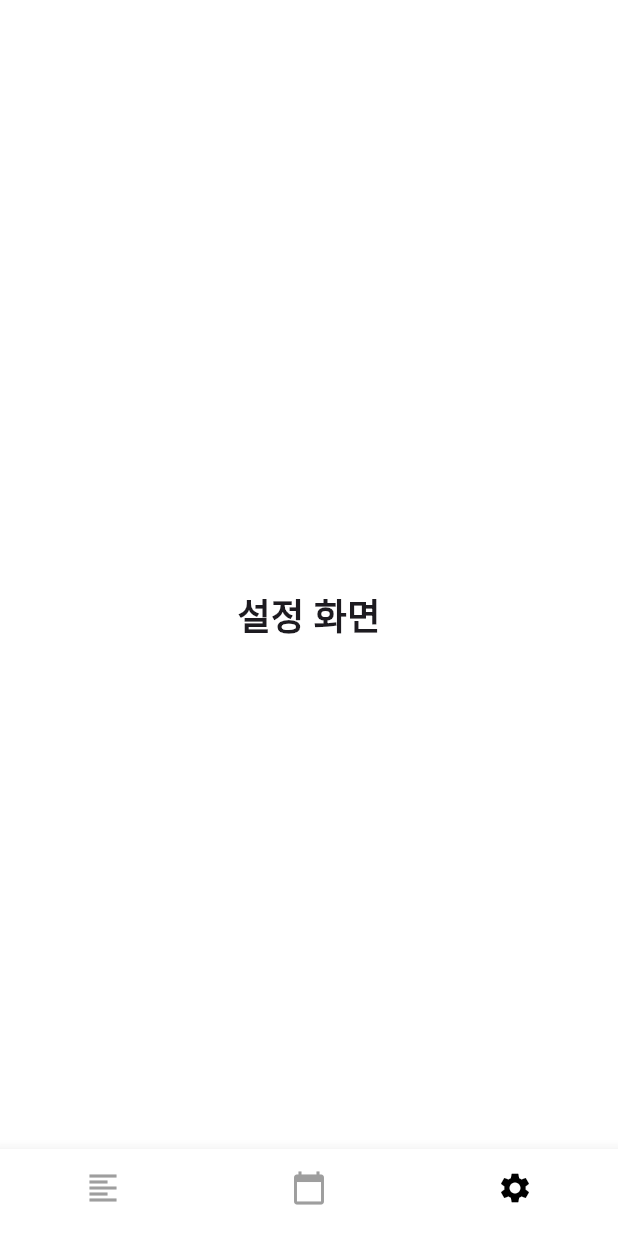
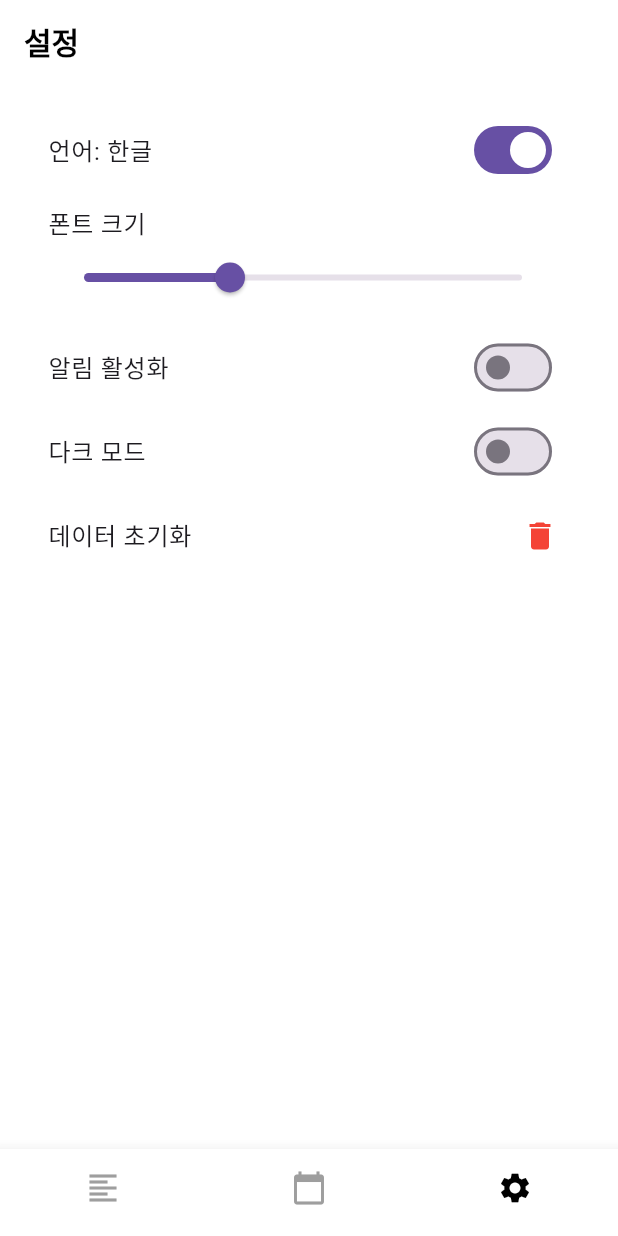
Before and after one commit to rravely/ptm, a Flutter app: the screen it shows after launch, item 3 of the bottom bar chosen, on a phone screen of 412 x 824 dp. Run offline on Flutter 3.47's test engine with Material 3 defaults, Android fonts, the light colour scheme and no system bars; our stand-ins replace shared_preferences.

Commit message:
Settings for Mac

```diff
--- a/lib/main.dart
+++ b/lib/main.dart
@@ -35,7 +35,7 @@
   final List<Widget> _screens = [
     const HomeScreen(),
     const CalendarScreen(),
-    const SettingsScreen(),
+    SettingsScreen(),
   ];
 
   void _onItemTapped(int index) {
--- a/lib/screens/settings/settings_screen.dart
+++ b/lib/screens/settings/settings_screen.dart
@@ -1,19 +1,166 @@
 import 'package:flutter/material.dart';
+import 'package:intl/intl.dart';
+import 'package:shared_preferences/shared_preferences.dart';
 
-class SettingsScreen extends StatelessWidget {
-  const SettingsScreen({super.key});
+class SettingsScreen extends StatefulWidget {
+  @override
+  _SettingsScreenState createState() => _SettingsScreenState();
+}
+
+class _SettingsScreenState extends State<SettingsScreen> {
+  bool isKorean = true;
+  bool isDarkMode = false;
+  bool isNotificationEnabled = false;
+  double fontSize = 16.0;
+  TimeOfDay? notificationTime;
+
+  @override
+  void initState() {
+    super.initState();
+    _loadSettings();
+  }
+
+  Future<void> _loadSettings() async {
+    SharedPreferences prefs = await SharedPreferences.getInstance();
+    setState(() {
+      isKorean = prefs.getBool('isKorean') ?? true;
+      isDarkMode = prefs.getBool('isDarkMode') ?? false;
+      isNotificationEnabled = prefs.getBool('isNotificationEnabled') ?? false;
+      fontSize = prefs.getDouble('fontSize') ?? 16.0;
+      int? hour = prefs.getInt('notificationHour');
+      int? minute = prefs.getInt('notificationMinute');
+      if (hour != null && minute != null) {
+        notificationTime = TimeOfDay(hour: hour, minute: minute);
+      }
+    });
+  }
+
+  Future<void> _saveSettings() async {
+    SharedPreferences prefs = await SharedPreferences.getInstance();
+    await prefs.setBool('isKorean', isKorean);
+    await prefs.setBool('isDarkMode', isDarkMode);
+    await prefs.setBool('isNotificationEnabled', isNotificationEnabled);
+    await prefs.setDouble('fontSize', fontSize);
+    if (notificationTime != null) {
+      await prefs.setInt('notificationHour', notificationTime!.hour);
+      await prefs.setInt('notificationMinute', notificationTime!.minute);
+    }
+  }
+
+  Future<void> _pickNotificationTime() async {
+    TimeOfDay? pickedTime = await showTimePicker(
+      context: context,
+      initialTime: notificationTime ?? TimeOfDay.now(),
+    );
+    if (pickedTime != null) {
+      setState(() {
+        notificationTime = pickedTime;
+      });
+      _saveSettings();
+    }
+  }
+
+  void _resetData() async {
+    SharedPreferences prefs = await SharedPreferences.getInstance();
+    await prefs.clear();
+    setState(() {
+      isKorean = true;
+      isDarkMode = false;
+      isNotificationEnabled = false;
+      fontSize = 16.0;
+      notificationTime = null;
+    });
+  }
 
   @override
   Widget build(BuildContext context) {
     return Scaffold(
-      appBar: AppBar(
-        title: const Text(''),
-        centerTitle: true,
-      ),
-      body: const Center(
-        child: Text(
-          '설정 화면',
-          style: TextStyle(fontSize: 24, fontWeight: FontWeight.bold),
+      appBar: AppBar(title: Text(isKorean ? '설정' : 'Settings')),
+      body: Padding(
+        padding: EdgeInsets.all(16.0),
+        child: ListView(
+          children: [
+            SwitchListTile(
+              title: Text(isKorean ? '언어: 한글' : 'Language: English'),
+              value: isKorean,
+              onChanged: (value) {
+                setState(() {
+                  isKorean = value;
+                });
+                _saveSettings();
+              },
+            ),
+            ListTile(
+              title: Text(isKorean ? '폰트 크기' : 'Font Size'),
+              subtitle: Slider(
+                min: 12.0,
+                max: 24.0,
+                value: fontSize,
+                onChanged: (value) {
+                  setState(() {
+                    fontSize = value;
+                  });
+                  _saveSettings();
+                },
+              ),
+            ),
+            SwitchListTile(
+              title: Text(isKorean ? '알림 활성화' : 'Enable Notifications'),
+              value: isNotificationEnabled,
+              onChanged: (value) {
+                setState(() {
+                  isNotificationEnabled = value;
+                });
+                _saveSettings();
+              },
+            ),
+            if (isNotificationEnabled)
+              ListTile(
+                title: Text(isKorean ? '알림 시간 설정' : 'Set Notification Time'),
+                subtitle: Text(notificationTime != null
+                    ? notificationTime!.format(context)
+                    : (isKorean ? '시간 선택' : 'Pick a Time')),
+                onTap: _pickNotificationTime,
+              ),
+            SwitchListTile(
+              title: Text(isKorean ? '다크 모드' : 'Dark Mode'),
+              value: isDarkMode,
+              onChanged: (value) {
+                setState(() {
+                  isDarkMode = value;
+                });
+                _saveSettings();
+              },
+            ),
+            ListTile(
+              title: Text(isKorean ? '데이터 초기화' : 'Reset Data'),
+              trailing: Icon(Icons.delete, color: Colors.red),
+              onTap: () {
+                showDialog(
+                  context: context,
+                  builder: (context) => AlertDialog(
+                    title: Text(isKorean ? '데이터 초기화' : 'Reset Data'),
+                    content: Text(isKorean
+                        ? '캘린더에 저장된 모든 데이터를 삭제하시겠습니까?'
+                        : 'Do you want to delete all saved calendar data?'),
+                    actions: [
+                      TextButton(
+                        onPressed: () => Navigator.pop(context),
+                        child: Text(isKorean ? '취소' : 'Cancel'),
+                      ),
+                      TextButton(
+                        onPressed: () {
+                          _resetData();
+                          Navigator.pop(context);
+                        },
+                        child: Text(isKorean ? '확인' : 'Confirm'),
+                      ),
+                    ],
+                  ),
+                );
+              },
+            ),
+          ],
         ),
       ),
     );
--- a/pubspec.yaml
+++ b/pubspec.yaml
@@ -35,6 +35,8 @@ dependencies:
   # The following adds the Cupertino Icons font to your application.
   # Use with the CupertinoIcons class for iOS style icons.
   cupertino_icons: ^1.0.8
+  intl: ^0.18.0
+  shared_preferences: ^2.2.0
 
 dev_dependencies:
   flutter_test:
```
Also changed, not shown: pubspec.lock, 12 other files.
